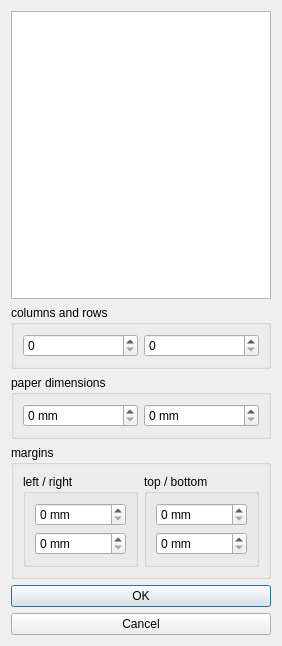
obraunsdorf/playbook-creator, file src/dialogs/pbcExportPdfDialog.ui: the form before one commit.
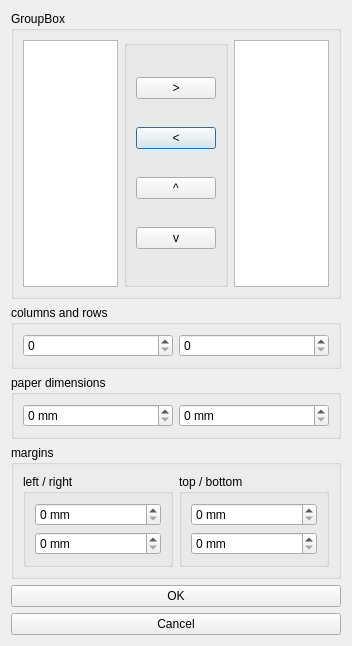
The form after the commit.

Commit message: - added ability to select order of plays printed to pdf

What changed in the file:
```diff
--- a/src/dialogs/pbcExportPdfDialog.ui
+++ b/src/dialogs/pbcExportPdfDialog.ui
@@ -6,7 +6,7 @@
    <rect>
     <x>0</x>
     <y>0</y>
-    <width>226</width>
+    <width>352</width>
     <height>646</height>
    </rect>
   </property>
@@ -15,7 +15,62 @@
   </property>
   <layout class="QVBoxLayout" name="verticalLayout">
    <item>
-    <widget class="QListWidget" name="listWidget"/>
+    <widget class="QGroupBox" name="groupBox_6">
+     <property name="title">
+      <string>GroupBox</string>
+     </property>
+     <layout class="QGridLayout" name="gridLayout_2">
+      <item row="0" column="0">
+       <widget class="QListWidget" name="allPlaysListWidget"/>
+      </item>
+      <item row="0" column="1">
+       <widget class="QGroupBox" name="groupBox_7">
+        <property name="sizePolicy">
+         <sizepolicy hsizetype="Fixed" vsizetype="Preferred">
+          <horstretch>0</horstretch>
+          <verstretch>0</verstretch>
+         </sizepolicy>
+        </property>
+        <property name="title">
+         <string/>
+        </property>
+        <layout class="QGridLayout" name="gridLayout">
+         <item row="1" column="0">
+          <widget class="QPushButton" name="outButton">
+           <property name="text">
+            <string>&lt;</string>
+           </property>
+          </widget>
+         </item>
+         <item row="3" column="0">
+          <widget class="QPushButton" name="downButton">
+           <property name="text">
+            <string>v</string>
+           </property>
+          </widget>
+         </item>
+         <item row="0" column="0">
+          <widget class="QPushButton" name="inButton">
+           <property name="text">
+            <string>&gt;</string>
+           </property>
+          </widget>
+         </item>
+         <item row="2" column="0">
+          <widget class="QPushButton" name="upButton">
+           <property name="text">
+            <string>^</string>
+           </property>
+          </widget>
+         </item>
+        </layout>
+       </widget>
+      </item>
+      <item row="0" column="2">
+       <widget class="QListWidget" name="selectedPlaysListWidget"/>
+      </item>
+     </layout>
+    </widget>
    </item>
    <item>
     <widget class="QGroupBox" name="groupBox_2">
```
Left out of the diff: 70 changed lines with no effect on the pictures. The commit also changes 3 other files.
